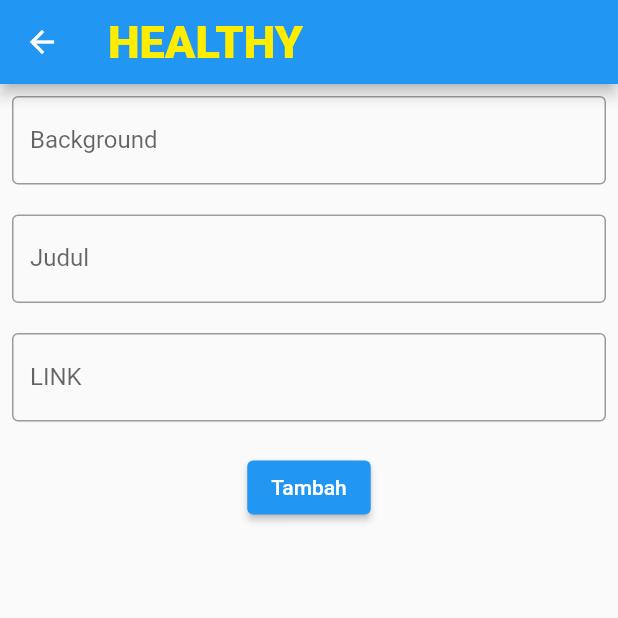
After one commit to hanif2811/AplikasiKesehatanIF21A, a Flutter app: the tipsTrik screen opened directly, after a tap on "Tambah", after a tap on "Edit Tips & Trik", on a phone screen of 412 x 824 dp, the top half of it. The commit adds this screen. Run offline on Flutter 3.47's test engine with Material 2 defaults, Android fonts, the phone set to English and light mode, and no system bars; our stand-ins replace cloud_firestore, firebase_auth, firebase_core, fluttertoast, introduction_screen, random_string; missing offline and left inert: dart:js_interop; accounts and stored records are empty.

Commit message:
tips and trick Fixes #58

```diff
--- a/lib/services/database.dart
+++ b/lib/services/database.dart
@@ -56,4 +56,15 @@ class DbService {
       print(e.toString());
     });
   }
+
+  Future<void> tambahTipsTrik(
+      Map<String, dynamic> dataTips, String TipsId) async {
+    await FirebaseFirestore.instance
+        .collection("TipsTrik")
+        .doc(TipsId)
+        .set(dataTips)
+        .catchError((e) {
+      print(e.toString());
+    });
+  }
 }
--- a/lib/views/Admin/AdminBeranda.dart
+++ b/lib/views/Admin/AdminBeranda.dart
@@ -2,6 +2,7 @@ import 'package:flutter/material.dart';
 import 'package:flutter/src/widgets/framework.dart';
 import 'package:tugasakhir_aplikasi_kesehatan/views/Admin/Admin_InsertRead/TambahIklan.dart';
 import 'package:tugasakhir_aplikasi_kesehatan/views/Admin/Admin_InsertRead/TambahMenu.dart';
+import 'package:tugasakhir_aplikasi_kesehatan/views/Admin/Admin_InsertRead/Tipstrik.dart';
 import 'package:tugasakhir_aplikasi_kesehatan/views/Admin/Admin_UpdateDelete/UpdateMenu.dart';
 
 class AdminBeranda extends StatefulWidget {
@@ -49,6 +50,14 @@ class _AdminBerandaState extends State<AdminBeranda> {
                           MaterialPageRoute(builder: (context) => Iklan()));
                     },
                     child: Text("Edit Iklan"))),
+            SizedBox(
+                width: 300,
+                child: ElevatedButton(
+                    onPressed: () {
+                      Navigator.push(context,
+                          MaterialPageRoute(builder: (context) => tipsTrik()));
+                    },
+                    child: Text("Edit Tips & Trik"))),
           ],
         ),
       ),
--- /dev/null
+++ b/lib/views/Admin/Admin_InsertRead/Tipstrik.dart
@@ -0,0 +1,86 @@
+import 'package:flutter/material.dart';
+import 'package:random_string/random_string.dart';
+import 'package:tugasakhir_aplikasi_kesehatan/services/database.dart';
+import 'package:tugasakhir_aplikasi_kesehatan/views/Admin/AdminBeranda.dart';
+import 'package:tugasakhir_aplikasi_kesehatan/widgets/AppBar.dart';
+
+class tipsTrik extends StatefulWidget {
+  const tipsTrik({super.key});
+
+  @override
+  State<tipsTrik> createState() => _tipsTrikState();
+}
+
+class _tipsTrikState extends State<tipsTrik> {
+  TextEditingController constBackground = TextEditingController();
+  TextEditingController constJudul = TextEditingController();
+  TextEditingController constLink = TextEditingController();
+
+  DbService dbService = DbService();
+
+  String IdTips = "";
+  String background = "";
+  String konten = "";
+  String Judul = "";
+
+  newTips() async {
+    IdTips = randomAlphaNumeric(16);
+
+    Map<String, String> dataTips = {
+      "ID": IdTips,
+      "Judul": Judul,
+      "background": background,
+      "konten": konten,
+    };
+
+    await dbService.tambahTipsTrik(dataTips, IdTips).then((value) {
+      Navigator.pushReplacement(
+          context, MaterialPageRoute(builder: (context) => AdminBeranda()));
+    }).catchError((e) {
+      print(e.toString());
+    });
+  }
+
+  @override
+  Widget build(BuildContext context) {
+    return Scaffold(
+      appBar: AppBar(
+        title: appBar(context),
+      ),
+      body: Padding(
+        padding: const EdgeInsets.all(8.0),
+        child: Wrap(
+          runSpacing: 20,
+          children: [
+            TextField(
+              decoration: InputDecoration(
+                  label: Text("Background"), border: OutlineInputBorder()),
+              controller: constBackground,
+            ),
+            TextField(
+              decoration: InputDecoration(
+                  label: Text("Judul"), border: OutlineInputBorder()),
+              controller: constJudul,
+            ),
+            TextField(
+              decoration: InputDecoration(
+                  label: Text("LINK"), border: OutlineInputBorder()),
+              controller: constLink,
+            ),
+            Center(
+              child: ElevatedButton(
+                  onPressed: () {
+                    background = constBackground.text;
+                    konten = constLink.text;
+                    Judul = constJudul.text;
+
+                    newTips();
+                  },
+                  child: Text("Tambah")),
+            )
+          ],
+        ),
+      ),
+    );
+  }
+}
```
Also changed, not shown: lib/widgets/kalkulator_page.dart (+19 -19 lines).
